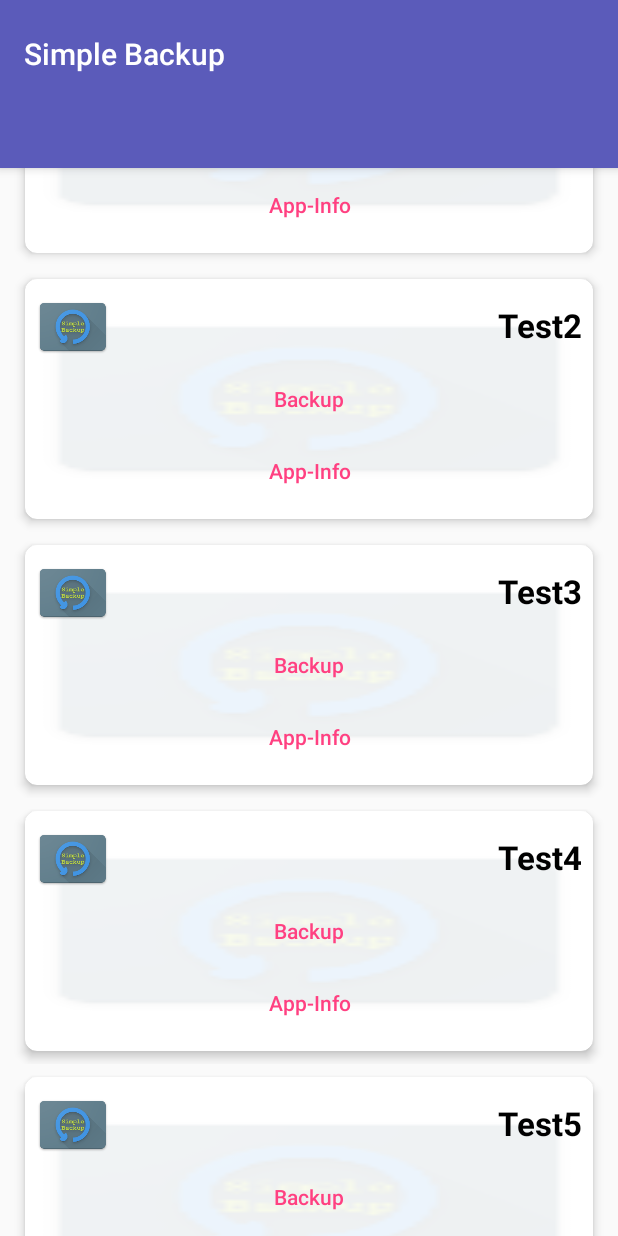
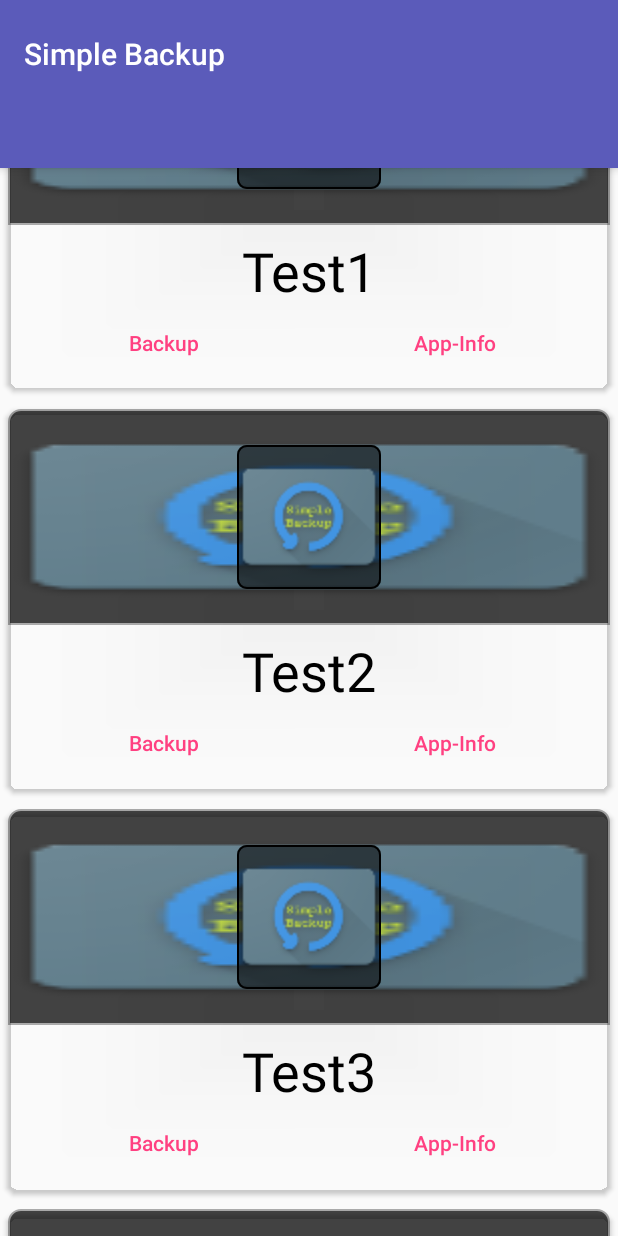
Before and after one commit to nico151999/Simple-Backup, an Android app: the screen it shows after launch (MainActivity), on a phone screen of 412 x 824 dp. Run offline under Robolectric (Android 15) with nearby library versions, the phone set to English and light mode, and no system bars.

Commit message:
New Card Design
still need to add blury background image using renderscript, an app specific title, an app specific icon etc

```diff
--- /dev/null
+++ b/app/src/main/res/drawable/app_icon_on_card.xml
@@ -0,0 +1,10 @@
+<?xml version="1.0" encoding="utf-8"?>
+<layer-list xmlns:android="http://schemas.android.com/apk/res/android" >
+    <item android:drawable="@mipmap/ic_launcher" />
+    <item>
+        <shape android:shape="rectangle">
+            <stroke android:width="1dp" android:color="@android:color/black" />
+            <corners android:radius="6dp" />
+        </shape>
+    </item>
+</layer-list>
--- /dev/null
+++ b/app/src/main/res/drawable/card_background_color.xml
@@ -0,0 +1,6 @@
+<?xml version="1.0" encoding="utf-8"?>
+<shape xmlns:android="http://schemas.android.com/apk/res/android">
+    <solid android:color="@color/cardview_dark_background" />
+    <stroke android:width="1dp" android:color="@android:color/darker_gray" />
+    <corners android:topLeftRadius="8dp" android:topRightRadius="8dp"/>
+</shape>
--- /dev/null
+++ b/app/src/main/res/drawable/icon_background_color.xml
@@ -0,0 +1,5 @@
+<?xml version="1.0" encoding="utf-8"?>
+<shape xmlns:android="http://schemas.android.com/apk/res/android">
+    <solid android:color="@color/transparent_black" />
+    <corners android:radius="6dp" />
+</shape>
--- a/app/src/main/res/layout/app_listview_item.xml
+++ b/app/src/main/res/layout/app_listview_item.xml
@@ -1,20 +1,35 @@
 <?xml version="1.0" encoding="utf-8"?>
-<LinearLayout xmlns:android="http://schemas.android.com/apk/res/android"
+<RelativeLayout xmlns:android="http://schemas.android.com/apk/res/android"
     xmlns:app="http://schemas.android.com/apk/res-auto"
-    xmlns:tools="http://schemas.android.com/tools"
     android:layout_width="match_parent"
     android:layout_height="wrap_content"
     android:orientation="vertical">
 
+    <ImageView
+        android:id="@+id/backgroundimage"
+        android:layout_width="wrap_content"
+        android:layout_height="144dp"
+        android:layout_alignEnd="@+id/card"
+        android:layout_alignStart="@+id/card"
+        android:layout_alignTop="@+id/card"
+        android:layout_marginLeft="5dp"
+        android:layout_marginRight="5dp"
+        android:layout_marginTop="6dp"
+        android:adjustViewBounds="false"
+        android:background="@drawable/card_background_color"
+        android:cropToPadding="false"
+        android:scaleType="fitXY"
+        app:srcCompat="@mipmap/ic_launcher" />
+
     <android.support.v7.widget.CardView
+        android:id="@+id/card"
         android:layout_width="match_parent"
         android:layout_height="wrap_content"
+        android:layout_alignParentEnd="true"
+        android:layout_alignParentStart="true"
         android:layout_gravity="center"
-        android:layout_marginLeft="10dp"
-        android:layout_marginRight="10dp"
-        app:cardBackgroundColor="@color/cardview_light_background"
-        app:cardCornerRadius="@dimen/appbar_padding_top"
-        app:cardElevation="4dp"
+        app:cardBackgroundColor="@android:color/transparent"
+        app:cardCornerRadius="8dp"
         app:cardUseCompatPadding="true"
         app:contentPadding="@dimen/appbar_padding_top">
 
@@ -22,59 +37,59 @@
         <LinearLayout
             android:layout_width="match_parent"
             android:layout_height="match_parent"
-            android:background="@mipmap/ic_launcher"
+            android:layout_marginTop="16dp"
             android:orientation="vertical">
-
-            <LinearLayout
-                android:layout_width="match_parent"
-                android:layout_height="wrap_content"
-                android:orientation="horizontal">
 
             <ImageView
                 android:id="@+id/imageView"
-                    android:layout_width="wrap_content"
-                    android:layout_height="match_parent"
-                    android:background="@color/transparent_card_color"
-                    android:layoutDirection="ltr"
-                    android:scaleType="matrix"
-                    app:srcCompat="@mipmap/ic_launcher" />
+                android:layout_width="96dp"
+                android:layout_height="96dp"
+                android:layout_gravity="center_horizontal"
+                android:adjustViewBounds="false"
+                android:background="@drawable/icon_background_color"
+                android:cropToPadding="false"
+                android:scaleType="fitXY"
+                app:srcCompat="@drawable/app_icon_on_card" />
 
             <TextView
                 android:id="@+id/list_item"
                 android:layout_width="match_parent"
-                    android:layout_height="match_parent"
-                    android:autoText="true"
-                    android:background="@color/transparent_card_color"
-                    android:paddingBottom="@dimen/appbar_padding_top"
-                    android:paddingTop="@dimen/appbar_padding_top"
-                    android:textAlignment="viewEnd"
+                android:layout_height="wrap_content"
+                android:layout_gravity="center"
+                android:layout_marginTop="30dp"
+                android:textAlignment="center"
                 android:textAppearance="?android:attr/textAppearanceLarge"
                 android:textColor="@android:color/black"
                 android:textIsSelectable="false"
-                    android:textStyle="bold" />
-            </LinearLayout>
+                android:textSize="36sp" />
+
+            <LinearLayout
+                android:layout_width="match_parent"
+                android:layout_height="match_parent"
+                android:orientation="horizontal">
 
                 <Button
                     android:id="@+id/button"
                     style="@style/Widget.AppCompat.Button.Borderless.Colored"
-                android:layout_width="match_parent"
+                    android:layout_width="wrap_content"
                     android:layout_height="wrap_content"
+                    android:layout_gravity="center_horizontal"
                     android:layout_weight="1"
-                android:background="@color/transparent_card_color"
                     android:text="Backup"
                     android:textAllCaps="false" />
 
                 <Button
                     android:id="@+id/button2"
                     style="@style/Widget.AppCompat.Button.Borderless.Colored"
-                android:layout_width="match_parent"
+                    android:layout_width="wrap_content"
                     android:layout_height="wrap_content"
+                    android:layout_gravity="center_horizontal"
                     android:layout_weight="1"
-                android:background="@color/transparent_card_color"
                     android:text="App-Info"
                     android:textAllCaps="false" />
+            </LinearLayout>
+        </LinearLayout>
 
-        </LinearLayout>
     </android.support.v7.widget.CardView>
 
-</LinearLayout>
+</RelativeLayout>
--- a/app/src/main/res/values/colors.xml
+++ b/app/src/main/res/values/colors.xml
@@ -3,5 +3,5 @@
     <color name="colorPrimary">#5b5bba</color>
     <color name="colorPrimaryDark">#39458f</color>
     <color name="colorAccent">#ff4081</color>
-    <color name="transparent_card_color">#e5ffffff</color>
+    <color name="transparent_black">#90000000</color>
 </resources>
```
Lines whose indentation alone changed are shown as unchanged.
